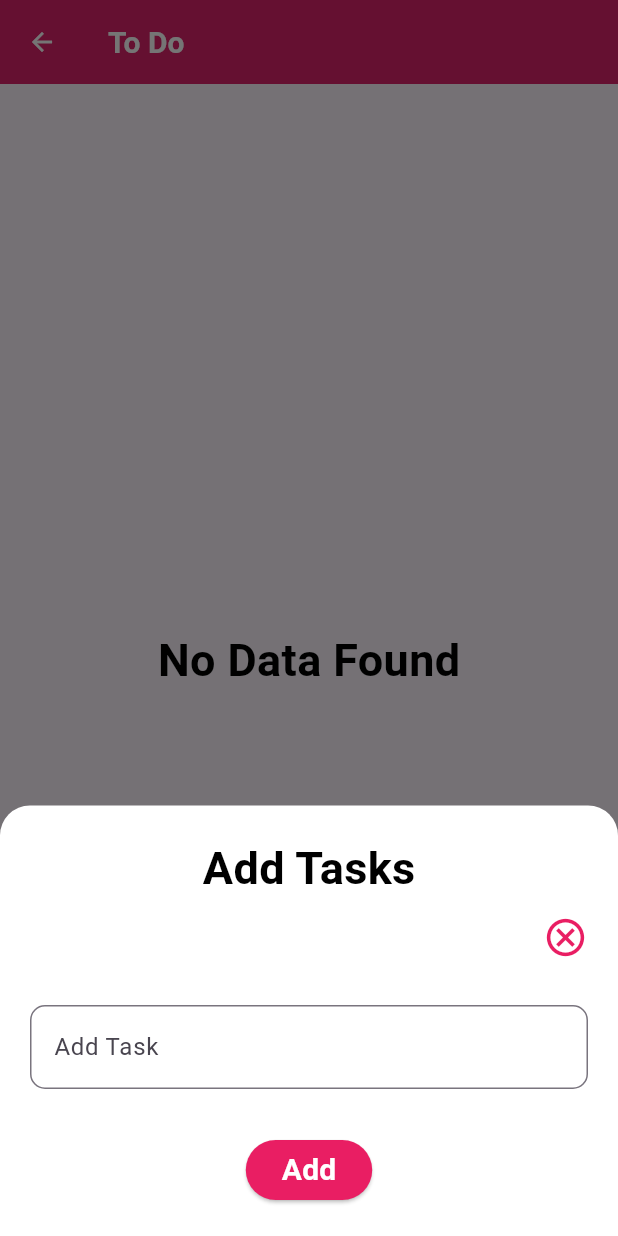
After one commit to apeksha123227/Flutter_Project, a Flutter app: the To_Do_Screen screen opened directly, after a tap on the "add circle" icon, on a phone screen of 412 x 824 dp. The commit adds this screen. Run offline on Flutter 3.47's test engine with Material 3 defaults, Android fonts, the phone set to English and light mode, and no system bars; missing offline and left inert: svg_image; project files that could hold a hidden picture were left out.

```diff
--- /dev/null
+++ b/lib/Tasks/To Do/To_Do_Screen.dart
@@ -0,0 +1,281 @@
+import 'package:flutter/material.dart';
+import 'package:flutter_practice/Common%20Functions/Common_Functions.dart';
+
+class To_Do_Screen extends StatefulWidget {
+  const To_Do_Screen({super.key});
+
+  @override
+  State<To_Do_Screen> createState() => _To_Do_ScreenState();
+}
+
+class _To_Do_ScreenState extends State<To_Do_Screen> {
+  List<String> todo_items = [];
+  TextEditingController task_Controller = TextEditingController();
+
+  TextEditingController date_Controller = TextEditingController();
+  TextEditingController time_Controller = TextEditingController();
+
+  void getBottomSheet_AddItem() {
+    showModalBottomSheet(
+      context: context,
+      isScrollControlled: true,
+
+      backgroundColor: Colors.white,
+      shape: RoundedRectangleBorder(
+        borderRadius: BorderRadius.vertical(top: Radius.circular(20)),
+      ),
+      builder: (context) {
+        return Padding(
+          padding: const EdgeInsets.symmetric(horizontal: 20, vertical: 20),
+          child: Column(
+            mainAxisSize: MainAxisSize.min,
+            mainAxisAlignment: MainAxisAlignment.start,
+            children: [
+              Center(
+                child: Text(
+                  "Add Tasks",
+                  style: TextStyle(
+                    color: Colors.black,
+                    fontSize: 30,
+                    fontWeight: FontWeight.bold,
+                  ),
+                ),
+              ),
+              SizedBox(height: 10),
+              Row(
+                mainAxisAlignment: MainAxisAlignment.end,
+                children: [
+                  InkWell(
+                    onTap: () {
+                      Navigator.pop(context);
+                    },
+                    child: Icon(
+                      Icons.cancel_outlined,
+                      color: Colors.pink,
+                      size: 30,
+                    ),
+                  ),
+                ],
+              ),
+              SizedBox(height: 30),
+              TextField(
+                maxLines: 1,
+                controller: task_Controller,
+                textAlign: TextAlign.start,
+                cursorColor: Colors.pink,
+                decoration: InputDecoration(
+                  hintText: "Add Task",
+                  border: OutlineInputBorder(
+                    borderRadius: BorderRadius.circular(10),
+                    borderSide: BorderSide(color: Colors.black, width: 1),
+                  ),
+                ),
+              ),
+              SizedBox(height: 30),
+              ElevatedButton(
+                style: ElevatedButton.styleFrom(backgroundColor: Colors.pink),
+                onPressed: () {
+                  if (task_Controller.text.isNotEmpty) {
+                    setState(() {
+                      todo_items.add(task_Controller.text);
+                    });
+                    task_Controller.clear();
+                    Navigator.pop(context);
+                  }
+                },
+                child: Text(
+                  "Add",
+                  style: TextStyle(
+                    color: Colors.white,
+                    fontSize: 20,
+                    fontWeight: FontWeight.bold,
+                  ),
+                ),
+              ),
+            ],
+          ),
+        );
+      },
+    );
+  }
+
+
+  @override
+  Widget build(BuildContext context) {
+    final screen_width = MediaQuery.of(context).size.width;
+    final screen_height = MediaQuery.of(context).size.height;
+
+    return Scaffold(
+      appBar: Common_Functions.GetAppBar(context, "To Do"),
+      floatingActionButton: FloatingActionButton(
+        onPressed: () {
+          getBottomSheet_AddItem();
+        },
+        child: Icon(Icons.add_circle, size: 40, color: Colors.pink),
+      ),
+      body: Container(
+        height: screen_height,
+        width: screen_width,
+        child: todo_items.isEmpty
+            ? Center(
+                child: Text(
+                  "No Data Found",
+                  style: TextStyle(
+                    color: Colors.black,
+                    fontSize: 30,
+                    fontWeight: FontWeight.bold,
+                  ),
+                ),
+              )
+            : Padding(
+                padding: const EdgeInsets.all(20),
+                child: ListView.builder(
+                  itemCount: todo_items.length,
+                  itemBuilder: (context, index) {
+                    return Card(
+                      color: Colors.white,
+                      shape: RoundedRectangleBorder(
+                        borderRadius: BorderRadius.circular(10),
+                      ),
+                      elevation: 4,
+                      child: Padding(
+                        padding: const EdgeInsets.all(10),
+                        child: Row(
+                          children: [
+                            Container(
+                              child: Column(
+                                children: [
+                                  Text(
+                                    todo_items[index],
+                                    style: TextStyle(
+                                      fontSize: 20,
+                                      color: Colors.black26,
+                                    ),
+                                  ),
+                                ],
+                              ),
+                            ),
+                            Expanded(
+                              child: Row(
+                                mainAxisAlignment: MainAxisAlignment.end,
+                                children: [
+                                  InkWell(
+                                    onTap: () {
+                                      setState(() {
+                                        showModalBottomSheet(
+                                          context: context,
+                                          backgroundColor: Colors.white,
+                                          isScrollControlled: true,
+                                          shape:  RoundedRectangleBorder(
+                                            borderRadius: BorderRadius.vertical(top: Radius.circular(20)),
+                                          ),
+                                          builder: (context) {
+                                            TextEditingController editingController=TextEditingController(text:todo_items[index]);
+
+                                            return Padding(
+                                              padding: const EdgeInsets.symmetric(horizontal: 20, vertical: 20),
+                                              child: Column(
+                                                mainAxisSize: MainAxisSize.min,
+                                                mainAxisAlignment: MainAxisAlignment.start,
+                                                children: [
+                                                  Center(
+                                                    child: Text(
+                                                      "Update Your Tasks",
+                                                      style: TextStyle(
+                                                        color: Colors.black,
+                                                        fontSize: 30,
+                                                        fontWeight: FontWeight.bold,
+                                                      ),
+                                                    ),
+                                                  ),
+                                                  SizedBox(height: 10),
+                                                  Row(
+                                                    mainAxisAlignment: MainAxisAlignment.end,
+                                                    children: [
+                                                      InkWell(
+                                                        onTap: () {
+                                                          Navigator.pop(context);
+                                                        },
+                                                        child: Icon(
+                                                          Icons.cancel_outlined,
+                                                          color: Colors.pink,
+                                                          size: 30,
+                                                        ),
+                                                      ),
+                                                    ],
+                                                  ),
+                                                  SizedBox(height: 30),
+                                                  TextField(
+                                                    maxLines: 1,
+                                                    controller: editingController,
+                                                    textAlign: TextAlign.start,
+                                                    cursorColor: Colors.pink,
+                                                    decoration: InputDecoration(
+                                                      hintText: task_Controller.text,
+                                                      border: OutlineInputBorder(
+                                                        borderRadius: BorderRadius.circular(10),
+                                                        borderSide: BorderSide(color: Colors.black, width: 1),
+                                                      ),
+                                                    ),
+                                                  ),
+                                                  SizedBox(height: 30),
+                                                  ElevatedButton(
+                                                    style: ElevatedButton.styleFrom(backgroundColor: Colors.pink),
+                                                    onPressed: () {
+                                                      if (editingController.text.isNotEmpty) {
+                                                        setState(() {
+                                                         todo_items[index]=editingController.text;
+                                                        });
+                                                        editingController.clear();
+                                                        Navigator.pop(context);
+                                                      }
+                                                    },
+                                                    child: Text(
+                                                      "Update",
+                                                      style: TextStyle(
+                                                        color: Colors.white,
+                                                        fontSize: 20,
+                                                        fontWeight: FontWeight.bold,
+                                                      ),
+                                                    ),
+                                                  ),
+                                                ],
+                                              ),
+                                            );
+                                          },
+                                        );
+                                      });
+                                    },
+                                    child: Icon(
+                                      Icons.edit,
+                                      color: Colors.pink,
+                                      size: 20,
+                                    ),
+                                  ),
+                                  SizedBox(width: 10),
+                                  InkWell(
+                                    onTap: () {
+                                      setState(() {
+                                        todo_items.removeAt(index);
+                                      });
+                                    },
+                                    child: Icon(
+                                      Icons.cancel_outlined,
+                                      color: Colors.pink,
+                                      size: 20,
+                                    ),
+                                  ),
+                                ],
+                              ),
+                            ),
+                          ],
+                        ),
+                      ),
+                    );
+                  },
+                ),
+              ),
+      ),
+    );
+  }
+}
```
Also changed, not shown: lib/Tasks/Tasks_HomeScreen.dart (+8 -1 lines).
